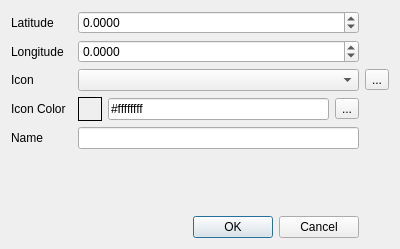
TornadoRTX/TorDar, file scwx-qt/source/scwx/qt/ui/edit_marker_dialog.ui: the form before one commit.
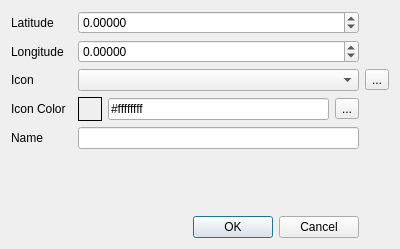
The form after the commit. Icons and pictures are not drawn.

Commit message: Modify lat/lon dialog to make them somewhat nicer to work with

What changed in the file:
```diff
--- a/scwx-qt/source/scwx/qt/ui/edit_marker_dialog.ui
+++ b/scwx-qt/source/scwx/qt/ui/edit_marker_dialog.ui
@@ -68,7 +68,7 @@
    <item row="0" column="2">
     <widget class="QDoubleSpinBox" name="latitudeDoubleSpinBox">
      <property name="decimals">
-      <number>4</number>
+      <number>5</number>
      </property>
      <property name="minimum">
       <double>-90.000000000000000</double>
@@ -136,7 +136,7 @@
    <item row="1" column="2">
     <widget class="QDoubleSpinBox" name="longitudeDoubleSpinBox">
      <property name="decimals">
-      <number>4</number>
+      <number>5</number>
      </property>
      <property name="minimum">
       <double>-180.000000000000000</double>
```
Left out of the diff: 6 changed lines with no effect on the pictures.
